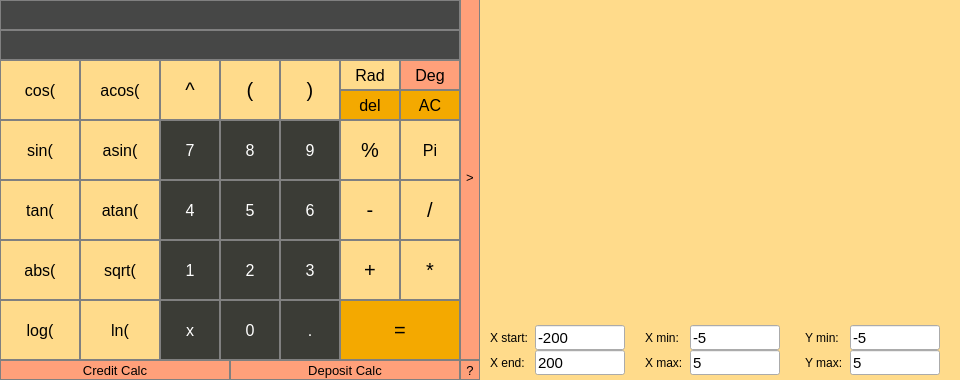
burshlatt/CPP_Qt_SmartCalc, file src/view/calc/view_calc.ui: the form before one commit.
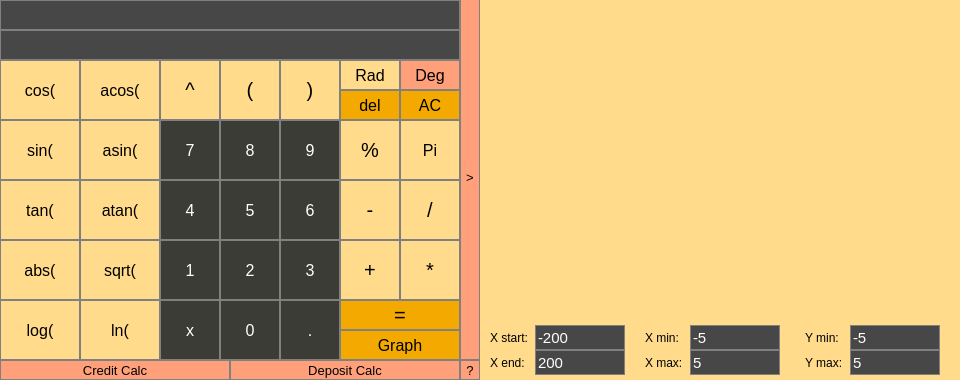
The form after the commit. Custom widgets are drawn as their Qt base class.

Diff of the .ui file:
```diff
--- a/src/view/calc/view_calc.ui
+++ b/src/view/calc/view_calc.ui
@@ -1065,7 +1065,7 @@
       <x>340</x>
       <y>300</y>
       <width>120</width>
-      <height>60</height>
+      <height>30</height>
      </rect>
     </property>
     <property name="baseSize">
@@ -1199,6 +1199,14 @@
       <pointsize>11</pointsize>
      </font>
     </property>
+    <property name="styleSheet">
+     <string notr="true">QLineEdit{
+	border: 1px solid gray;
+	background-color : #464746;
+	color: white;
+}
+</string>
+    </property>
     <property name="text">
      <string>-5</string>
     </property>
@@ -1217,6 +1225,14 @@
       <pointsize>11</pointsize>
      </font>
     </property>
+    <property name="styleSheet">
+     <string notr="true">QLineEdit{
+	border: 1px solid gray;
+	background-color : #464746;
+	color: white;
+}
+</string>
+    </property>
     <property name="text">
      <string>5</string>
     </property>
@@ -1235,6 +1251,14 @@
       <pointsize>11</pointsize>
      </font>
     </property>
+    <property name="styleSheet">
+     <string notr="true">QLineEdit{
+	border: 1px solid gray;
+	background-color : #464746;
+	color: white;
+}
+</string>
+    </property>
     <property name="text">
      <string>-5</string>
     </property>
@@ -1253,6 +1277,14 @@
       <pointsize>11</pointsize>
      </font>
     </property>
+    <property name="styleSheet">
+     <string notr="true">QLineEdit{
+	border: 1px solid gray;
+	background-color : #464746;
+	color: white;
+}
+</string>
+    </property>
     <property name="text">
      <string>5</string>
     </property>
@@ -1361,6 +1393,14 @@
       <pointsize>11</pointsize>
      </font>
     </property>
+    <property name="styleSheet">
+     <string notr="true">QLineEdit{
+	border: 1px solid gray;
+	background-color : #464746;
+	color: white;
+}
+</string>
+    </property>
     <property name="text">
      <string>-200</string>
     </property>
@@ -1379,6 +1419,14 @@
       <pointsize>11</pointsize>
      </font>
     </property>
+    <property name="styleSheet">
+     <string notr="true">QLineEdit{
+	border: 1px solid gray;
+	background-color : #464746;
+	color: white;
+}
+</string>
+    </property>
     <property name="text">
      <string>200</string>
     </property>
@@ -1598,8 +1646,62 @@
      <bool>true</bool>
     </property>
    </widget>
+   <widget class="QCustomPlot" name="qcpGraph" native="true">
+    <property name="geometry">
+     <rect>
+      <x>480</x>
+      <y>0</y>
+      <width>480</width>
+      <height>310</height>
+     </rect>
+    </property>
+   </widget>
+   <widget class="QPushButton" name="btnGraph">
+    <property name="geometry">
+     <rect>
+      <x>340</x>
+      <y>330</y>
+      <width>120</width>
+      <height>30</height>
+     </rect>
+    </property>
+    <property name="baseSize">
+     <size>
+      <width>0</width>
+      <height>0</height>
+     </size>
+    </property>
+    <property name="font">
+     <font>
+      <pointsize>12</pointsize>
+     </font>
+    </property>
+    <property name="styleSheet">
+     <string notr="true">QPushButton {
+  background-color: rgb(244, 169, 0);
+  color: black; 
+  border: 1px solid gray;
+}
+
+QPushButton:pressed {
+    background-color: qlineargradient(x1: 0, y1: 0, x2: 0, y2: 1,
+                                      stop: 0 #FF7832, stop: 1 #FF9739);
+}</string>
+    </property>
+    <property name="text">
+     <string>Graph</string>
+    </property>
+   </widget>
   </widget>
  </widget>
+ <customwidgets>
+  <customwidget>
+   <class>QCustomPlot</class>
+   <extends>QWidget</extends>
+   <header>qcustomplot.hpp</header>
+   <container>1</container>
+  </customwidget>
+ </customwidgets>
  <resources/>
  <connections/>
 </ui>
```
Left out of the diff: 12 changed lines with no effect on the pictures.
